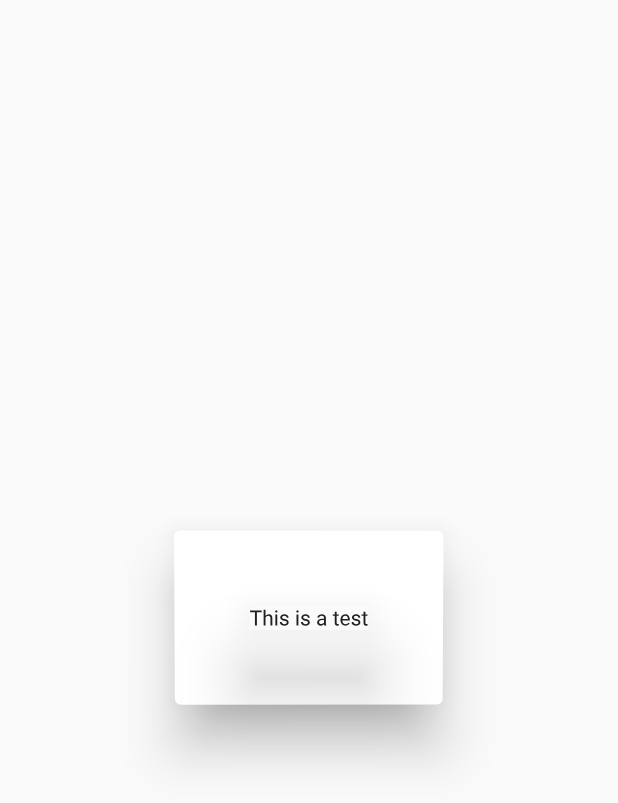
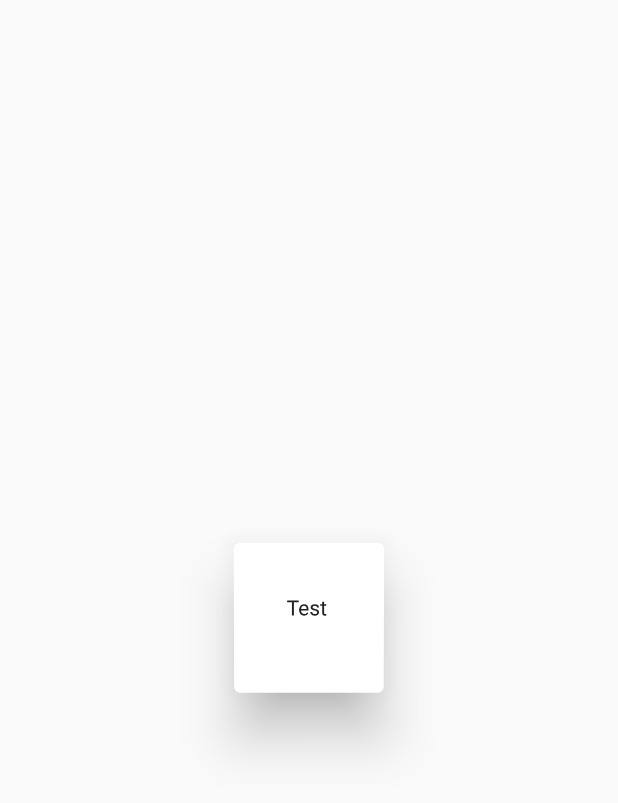
Before and after one commit to Fadope1/LoginScreen, a Flutter app: the screen it shows after launch, on a phone screen of 412 x 824 dp. Shown: the top 803 px of the screen. Run offline on Flutter 3.47's test engine with Material 2 defaults, Android fonts, the phone set to English and light mode, and no system bars; our stand-ins replace flutter_svg, rive; missing offline and left inert: pausable_timer.

Commit message:
3d card working

```diff
--- a/lib/3dCardEffectPage.dart
+++ b/lib/3dCardEffectPage.dart
@@ -14,18 +14,21 @@ class _MagicPageState extends State<MagicPage> {
   Widget build(BuildContext context) {
     return GestureDetector(
       onPanUpdate: (details) => setState(() => _offset += details.delta),
-      onDoubleTap: () => setState(() => _offset = const Offset(0.2, 0.6)),
+      onDoubleTap: () =>
+          setState(() => _offset = const Offset(.2, .6)), // reset rotation
       child: Scaffold(
         body: Center(
           child: MovableItem(
             _offset,
-            child: const Card(
+            background: const Card(
               elevation: 15,
+              margin: EdgeInsets.all(50),
               child: Padding(
                 padding: EdgeInsets.all(50.0),
-                child: Material(elevation: 20, child: Text("This is a test")),
+                child: Material(elevation: 20),
               ),
             ),
+            child: const Text("Test"),
           ),
         ),
       ),
@@ -34,29 +37,53 @@ class _MagicPageState extends State<MagicPage> {
 }
 
 class MovableItem extends StatelessWidget {
-  const MovableItem(this._offset, {super.key, this.child});
+  const MovableItem(this._offset,
+      {super.key, required this.child, this.background});
 
   final Offset _offset;
-  final Widget? child;
+  final Widget child;
+  final Widget? background;
 
   @override
   Widget build(BuildContext context) {
-    return Transform(
+    // make this a stack with background and child seperated 3d effect
+    Offset offset =
+        Offset(_offset.dx.clamp(-100, 100), _offset.dy.clamp(-100, 100));
+    return Stack(
+      children: [
+        Transform(
           alignment: FractionalOffset.center,
           transform: Matrix4.identity()
             ..setEntry(3, 2, 0.01)
             ..rotateX(
-          0.01 * _offset.dy,
+              0.01 * offset.dy,
             )
             ..rotateY(
-          -0.01 * _offset.dx,
+              -0.01 * offset.dx,
             ),
-      child: child ??
-          const Card(
-            child: Padding(
-              padding: EdgeInsets.all(20),
+          child: background ??
+              const Card(child: Padding(padding: EdgeInsets.all(20))),
+        ),
+        Positioned(
+          // start position needs to be calculated
+          left: (85 + _offset.dx / 2).clamp(20, 140),
+          top: (85 + _offset.dy / 2).clamp(20, 140),
+          // left: 55 + offset.dx,
+          // top: 60 + offset.dy,
+          child: Transform(
+            alignment: FractionalOffset.center,
+            transform: Matrix4.identity()
+              ..setEntry(3, 2, 0.01)
+              ..rotateX(
+                0.01 * offset.dy,
+              )
+              ..rotateY(
+                -0.01 * offset.dx,
+              ),
+            child: child,
           ),
         ),
+      ],
     );
   }
 }
```
Lines whose indentation alone changed are shown as unchanged.
